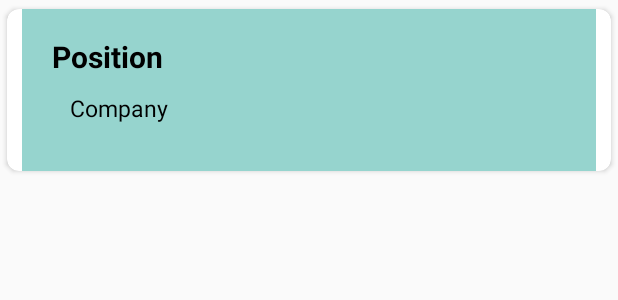
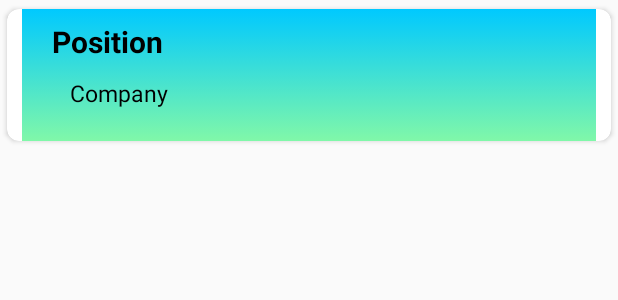
Before and after one commit to Charitha615/jobBank, an Android app: the layout single_app_card.xml on its own in the app's theme, with its tools: preview values and no code run, on a phone screen of 412 x 824 dp. Shown: the top 300 px of the screen. Run offline under Robolectric (Android 15) with nearby library versions, the phone set to English and light mode, and no system bars.

Commit message:
Sanduni - improvements 3

```diff
--- a/app/src/main/AndroidManifest.xml
+++ b/app/src/main/AndroidManifest.xml
@@ -12,14 +12,14 @@
         android:roundIcon="@mipmap/ic_launcher_round"
         android:supportsRtl="true"
         android:theme="@style/AppTheme" >
-        <activity android:name=".company_profile_edit" >
+        <activity android:name=".SplashActivity" >
             <intent-filter>
                 <action android:name="android.intent.action.MAIN" />
 
                 <category android:name="android.intent.category.LAUNCHER" />
             </intent-filter>
         </activity>
-        <activity android:name=".SplashActivity" />
+        <activity android:name=".company_profile_edit" />
         <activity android:name=".Company_Profile" >
 
         </activity>
--- a/app/src/main/res/layout/fragment__home.xml
+++ b/app/src/main/res/layout/fragment__home.xml
@@ -16,7 +16,7 @@
         android:layout_width="match_parent"
         android:layout_height="wrap_content"
         android:layout_marginTop="10dp"
-        android:text="Find the best jobs for you with job vacancies"
+        android:text="Find the best jobs for you here..."
         android:textAlignment="center"
         android:textColor="#190202"
         android:textSize="15sp"
--- a/app/src/main/res/layout/single_app_card.xml
+++ b/app/src/main/res/layout/single_app_card.xml
@@ -2,7 +2,7 @@
 <androidx.cardview.widget.CardView
     xmlns:android="http://schemas.android.com/apk/res/android"
     android:layout_width="match_parent"
-    android:layout_height="120dp"
+    android:layout_height="100dp"
     xmlns:app="http://schemas.android.com/apk/res-auto"
     app:cardCornerRadius="8dp"
     android:elevation="5dp"
@@ -11,11 +11,11 @@
 
     <RelativeLayout
         android:layout_width="match_parent"
-        android:layout_height="120dp"
+        android:layout_height="100dp"
         android:layout_gravity="left"
         android:layout_marginStart="10dp"
         android:layout_marginEnd="10dp"
-        android:background="#69009688">
+        android:background="@drawable/background">
 
         <LinearLayout
             android:id="@+id/li"
```
Also changed, not shown: app/src/main/res/layout/fragment_my_application.xml (+5 -3 lines).
